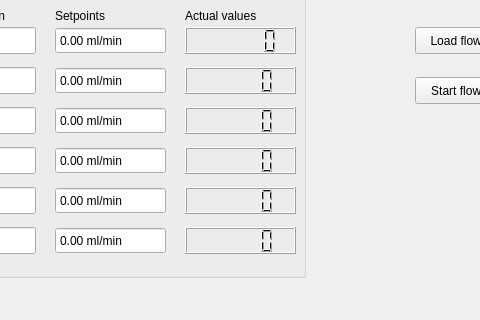
Before: the Qt Designer form machines/sniffer-ms/flows_and_temperatures.ui in CINF/PyExpLabSys, drawn with Qt 5; both pictures show x 155 to 635 and y 173 to 493 of the 1024 by 768 pixel window.
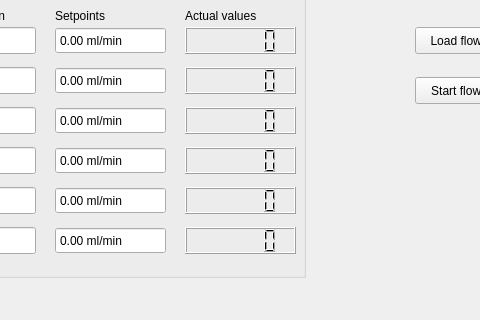
After: the same form once the commit is applied.

Commit message: Implement flow control in Python QT GUI -- YEAH git status

What changed in the file:
```diff
--- a/machines/sniffer-ms/flows_and_temperatures.ui
+++ b/machines/sniffer-ms/flows_and_temperatures.ui
@@ -59,7 +59,7 @@
       </rect>
      </property>
      <property name="smallDecimalPoint">
-      <bool>false</bool>
+      <bool>true</bool>
      </property>
     </widget>
     <widget class="QLineEdit" name="description0">
@@ -255,7 +255,7 @@
       </rect>
      </property>
      <property name="smallDecimalPoint">
-      <bool>false</bool>
+      <bool>true</bool>
      </property>
     </widget>
     <widget class="QDoubleSpinBox" name="setpoint3">
@@ -290,7 +290,7 @@
       </rect>
      </property>
      <property name="smallDecimalPoint">
-      <bool>false</bool>
+      <bool>true</bool>
      </property>
     </widget>
     <widget class="QLabel" name="label_8">
@@ -371,7 +371,7 @@
       </rect>
      </property>
      <property name="smallDecimalPoint">
-      <bool>false</bool>
+      <bool>true</bool>
      </property>
     </widget>
     <widget class="QLabel" name="label_5">
@@ -397,7 +397,7 @@
       </rect>
      </property>
      <property name="smallDecimalPoint">
-      <bool>false</bool>
+      <bool>true</bool>
      </property>
     </widget>
     <widget class="QLCDNumber" name="value0">
```
Left out of the diff: 2 changed lines with no effect on the pictures. The commit also changes 2 other files.
